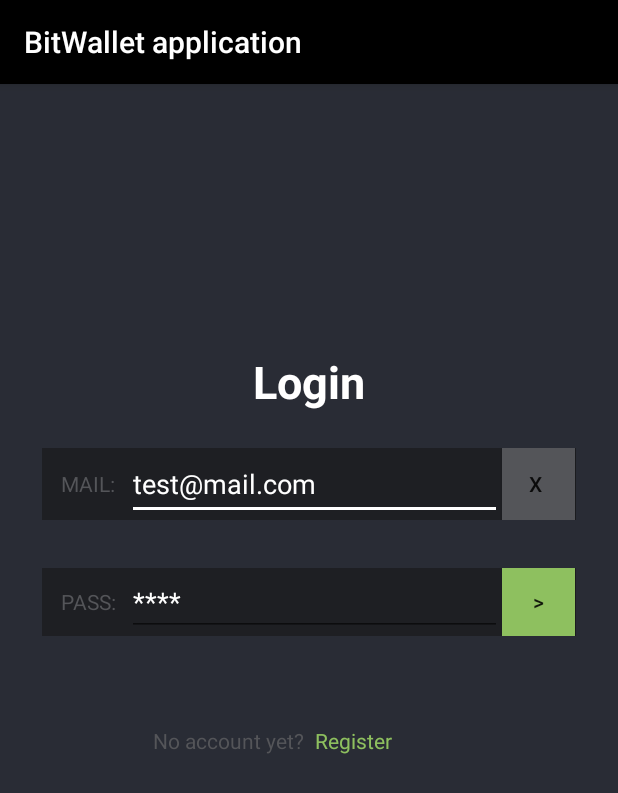
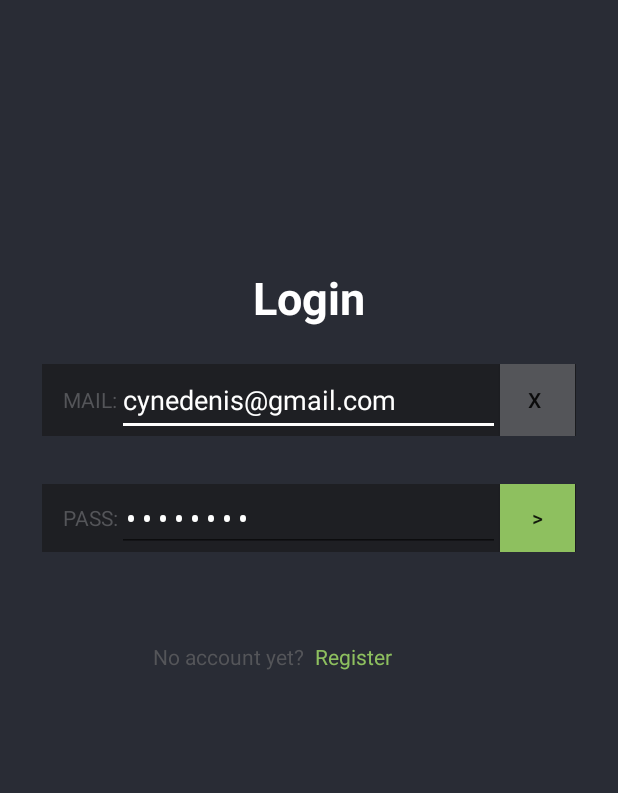
Before and after one commit to Cyned/BitWallet, an Android app: the Login screen opened directly, with no data from a screen before it, on a phone screen of 412 x 824 dp. Shown: the top 793 px of the screen. Run offline under Robolectric (Android 15) with nearby library versions, the phone set to English and light mode, and no system bars; our stand-ins replace Firebase (no records; nobody signed in at launch, a user with empty details on screens opened directly).

Commit message:
finish auth

```diff
--- a/app/src/main/java/com/example/bitwallet/Login.kt
+++ b/app/src/main/java/com/example/bitwallet/Login.kt
@@ -1,7 +1,7 @@
 package com.example.bitwallet
 
+import android.app.Activity
 import android.content.Intent
-import android.support.v7.app.AppCompatActivity
 import android.os.Bundle
 import android.view.View
 import android.widget.Button
@@ -9,13 +9,13 @@ import android.widget.EditText
 import android.widget.TextView
 import android.widget.Toast
 import com.google.android.gms.tasks.OnCompleteListener
-import com.google.firebase.FirebaseApp
 import com.google.firebase.auth.AuthResult
 import com.google.firebase.auth.FirebaseAuth
+import kotlinx.android.synthetic.main.activity_login.*
 
-class Login : AppCompatActivity() {
+class Login : Activity() {
 
-//    private var mAuth: FirebaseAuth? = null
+    val mAuth = FirebaseAuth.getInstance()
 
     override fun onCreate(savedInstanceState: Bundle?) {
         super.onCreate(savedInstanceState)
@@ -26,20 +26,24 @@ class Login : AppCompatActivity() {
             view -> login()
         })
 
-        val registerBtn = findViewById<View>(R.id.register) as TextView
+        val registerBtn = findViewById<View>(R.id.registerBtn) as TextView
         registerBtn.setOnClickListener(View.OnClickListener {
-                view -> register()
+            view -> register()
+        })
+
+        val mailBtn = findViewById<View>(R.id.mailBtn) as Button
+        val mailEditText = findViewById<View>(R.id.mailInput) as EditText
+        mailBtn.setOnClickListener(View.OnClickListener {
+            view -> editTextClean(mailEditText)
         })
     }
 
     private fun login () {
         val emailTxt = findViewById<View>(R.id.mailInput) as EditText
         val passwordTxt = findViewById<View>(R.id.passInput) as EditText
-        var email = emailTxt.text.toString()
-        var password = passwordTxt.text.toString()
+        val email = emailTxt.text.toString()
+        val password = passwordTxt.text.toString()
 
-        FirebaseApp.initializeApp(this)
-        val mAuth = FirebaseAuth.getInstance()
 
         if (!email.isEmpty() && !password.isEmpty()) {
             mAuth.signInWithEmailAndPassword(email, password).addOnCompleteListener(this, OnCompleteListener<AuthResult> { task ->
@@ -56,7 +60,11 @@ class Login : AppCompatActivity() {
     }
 
     private fun register() {
-        startActivity(Intent(this, Register ::class.java))
+        startActivity(Intent(this, Register::class.java))
+    }
+
+    private fun editTextClean(editText: EditText){
+        editText.text.clear()
     }
 
 }
--- a/app/src/main/res/layout/activity_login.xml
+++ b/app/src/main/res/layout/activity_login.xml
@@ -5,94 +5,139 @@
 		xmlns:app="http://schemas.android.com/apk/res-auto"
 		android:layout_width="match_parent"
 		android:layout_height="match_parent"
-		tools:context=".Login" android:background="@color/mainBackground">
+		tools:context=".Login"
+		android:background="@color/mainBackground">
 
 	<LinearLayout
 			android:orientation="vertical"
 			android:layout_width="0dp"
 			android:layout_height="wrap_content"
-			app:layout_constraintStart_toStartOf="parent" android:layout_marginLeft="8dp"
-			android:layout_marginStart="8dp" app:layout_constraintEnd_toEndOf="parent" android:layout_marginEnd="8dp"
-			android:layout_marginRight="8dp" android:layout_marginTop="150dp" app:layout_constraintTop_toTopOf="parent"
-			android:id="@+id/loginHead" android:padding="20dp">
+			app:layout_constraintStart_toStartOf="parent"
+			android:layout_marginLeft="8dp"
+			android:layout_marginStart="8dp"
+			app:layout_constraintEnd_toEndOf="parent"
+			android:layout_marginEnd="8dp"
+			android:layout_marginRight="8dp"
+			android:layout_marginTop="150dp"
+			app:layout_constraintTop_toTopOf="parent"
+			android:id="@+id/loginHead"
+			android:padding="20dp">
 		<TextView
-				android:text="Login"
+				android:text="@string/Login"
 				android:layout_width="match_parent"
-				android:layout_height="match_parent" tools:layout_editor_absoluteY="1dp"
-				tools:layout_editor_absoluteX="176dp" android:id="@+id/titleLogin"
-				android:textColor="@color/colorAccent" android:textStyle="bold" android:textSize="30sp"
-				android:gravity="center|center_vertical" android:padding="8dp"/>
+				android:layout_height="match_parent"
+				tools:layout_editor_absoluteY="1dp"
+				tools:layout_editor_absoluteX="176dp"
+				android:id="@+id/titleLogin"
+				android:textColor="@color/colorAccent"
+				android:textStyle="bold"
+				android:textSize="30sp"
+				android:gravity="center|center_vertical"
+				android:padding="8dp"/>
 		<LinearLayout
 				android:orientation="horizontal"
 				android:layout_width="match_parent"
 				android:layout_height="match_parent"
-				android:background="@color/authInput" android:id="@+id/mailLayout"
-				android:layout_marginBottom="16dp" android:layout_marginTop="16dp">
+				android:background="@color/authInput"
+				android:id="@+id/mailLayout"
+				android:layout_marginBottom="16dp"
+				android:layout_marginTop="16dp">
 			<TextView
-					android:text="MAIL:"
-					android:layout_height="match_parent" android:id="@+id/mailText" android:layout_weight="0.15"
+					android:text="@string/mailUpper"
+					android:layout_height="match_parent"
+					android:id="@+id/mailText"
+					android:layout_weight="0.15"
 					android:textColor="@color/authComments"
-					android:gravity="right|center_vertical" android:layout_marginRight="8dp"
-					android:layout_width="0dp"/>
+					android:gravity="end|center_vertical"
+					android:layout_width="0dp"
+			/>
 			<EditText
 					android:layout_height="match_parent"
-					android:inputType="textPersonName"
-					android:text="test@mail.com"
+					android:text="cynedenis@gmail.com"
 					android:ems="10"
-					android:id="@+id/mailInput" android:layout_weight="0.7"
-					android:textColor="@color/colorAccent" android:layout_width="20dp"/>
+					android:id="@+id/mailInput"
+					android:layout_weight="0.7"
+					android:textColor="@color/colorAccent"
+					android:layout_width="20dp" android:inputType="textWebEmailAddress|textEmailAddress"
+					android:visibility="visible" android:paddingLeft="4dp" android:paddingRight="4dp"/>
 			<Button
 					android:text="x "
 					android:layout_width="0dp"
-					android:layout_height="match_parent" android:id="@+id/mailBtn" android:layout_weight="0.15"
-					android:padding="4dp" android:background="@color/authComments"/>
+					android:layout_height="match_parent"
+					android:id="@+id/mailBtn"
+					android:layout_weight="0.15"
+					android:padding="4dp"
+					android:background="@color/authComments" android:visibility="visible"/>
 		</LinearLayout>
 		<LinearLayout
 				android:orientation="horizontal"
 				android:layout_width="match_parent"
-				android:layout_height="match_parent" android:layout_marginBottom="16dp"
-				android:layout_marginTop="16dp" android:id="@+id/passLayout" android:background="@color/authInput">
+				android:layout_height="match_parent"
+				android:layout_marginBottom="16dp"
+				android:layout_marginTop="16dp"
+				android:id="@+id/passLayout"
+				android:background="@color/authInput">
 			<TextView
-					android:text="PASS:"
-					android:layout_height="match_parent" android:layout_weight="0.15"
-					android:textColor="@color/authComments" android:gravity="center_vertical|end"
-					android:layout_marginRight="8dp" android:layout_width="0dp" android:id="@+id/passText"/>
+					android:text="@string/passUpper"
+					android:layout_height="match_parent"
+					android:layout_weight="0.15"
+					android:textColor="@color/authComments"
+					android:gravity="center_vertical|end"
+					android:layout_width="0dp"
+					android:id="@+id/passText"/>
 			<EditText
 					android:layout_height="wrap_content"
-					android:inputType="textPersonName"
-					android:text="****"
+					android:inputType="textPassword|textWebPassword"
+					android:text="12345678"
 					android:ems="10"
-					android:id="@+id/passInput" android:layout_weight="0.7" android:textColor="@color/colorAccent"
-					android:layout_width="20dp"/>
+					android:id="@+id/passInput"
+					android:layout_weight="0.7"
+					android:textColor="@color/colorAccent"
+					android:layout_width="20dp"
+					android:password="true" android:paddingLeft="4dp" android:paddingRight="4dp"/>
 			<Button
 					android:text=">"
 					android:layout_width="0dp"
-					android:layout_height="match_parent" android:id="@+id/login" android:layout_weight="0.15"
+					android:layout_height="match_parent"
+					android:id="@+id/login"
+					android:layout_weight="0.15"
 					android:background="@color/authHint"/>
 		</LinearLayout>
 	</LinearLayout>
 	<LinearLayout
 			android:orientation="horizontal"
 			android:layout_width="0dp"
-			android:layout_height="51dp" android:id="@+id/Register"
-			app:layout_constraintTop_toBottomOf="@+id/loginHead" app:layout_constraintEnd_toEndOf="parent"
+			android:layout_height="51dp"
+			android:id="@+id/Register"
+			app:layout_constraintTop_toBottomOf="@+id/loginHead"
+			app:layout_constraintEnd_toEndOf="parent"
 			android:layout_marginEnd="8dp"
 			app:layout_constraintStart_toStartOf="parent"
-			android:paddingLeft="8dp" android:paddingRight="8dp"
+			android:paddingLeft="8dp"
+			android:paddingRight="8dp"
 			android:layout_margin="8dp"
 			android:layout_marginRight="8dp">
 		<TextView
-				android:text="No account yet?"
+				android:text="@string/noAcc"
 				android:layout_width="0dp"
-				android:layout_height="match_parent" android:id="@+id/registerText" android:layout_weight="0.5"
-				android:textColor="@color/authComments" android:layout_gravity="center"
-				android:gravity="center_vertical|end" android:layout_marginRight="4dp"/>
+				android:layout_height="match_parent"
+				android:id="@+id/registerText"
+				android:layout_weight="0.5"
+				android:textColor="@color/authComments"
+				android:layout_gravity="center"
+				android:gravity="center_vertical|end"
+				android:paddingLeft="4dp"
+				android:paddingRight="4dp"/>
 		<TextView
-				android:text="Register"
+				android:text="@string/Register"
 				android:layout_width="0dp"
-				android:layout_height="match_parent" android:layout_weight="0.5"
+				android:layout_height="match_parent"
+				android:layout_weight="0.5"
 				android:textColor="@color/authHint"
-				android:layout_gravity="center" android:gravity="left|center_vertical" android:layout_marginLeft="4dp"
-				android:id="@+id/registerBtn"/>
+				android:layout_gravity="center"
+				android:gravity="start|center_vertical"
+				android:id="@+id/registerBtn"
+				android:paddingLeft="4dp"
+				android:paddingRight="4dp"/>
 	</LinearLayout>
 </android.support.constraint.ConstraintLayout>
--- a/app/src/main/res/values/strings.xml
+++ b/app/src/main/res/values/strings.xml
@@ -1,4 +1,17 @@
 <resources>
 	<string name="app_name">BitWallet application</string>
 	<string name="author">Denis</string>
+
+	<string name="Register">Register</string>
+	<string name="Login">Login</string>
+	<string name="RegisterUnder"><u>Register</u></string>
+	<string name="LoginUnder"><u>Login</u></string>
+	<string name="register"><u>register</u></string>
+	<string name="login"><u>login</u></string>
+
+	<string name="mailUpper">MAIL:</string>
+	<string name="passUpper">PASS:</string>
+	<string name="haveAcc">Already have an account?</string>
+	<string name="noAcc">No account yet?</string>
+
 </resources>
--- a/app/src/main/res/values/stringsLogin.xml
+++ /dev/null
@@ -1,4 +0,0 @@
-<?xml version="1.0" encoding="utf-8"?>
-<resources>
-	<string name="register"><u>Register</u></string>
-</resources>
```
Also changed, not shown: app/src/main/AndroidManifest.xml (+6 -6 lines), app/src/main/java/com/example/bitwallet/MainActivity.kt (+4 -4 lines), app/src/main/java/com/example/bitwallet/Register.kt (+33 -22 lines), app/src/main/java/com/example/bitwallet/Timeline.kt (+16 -21 lines), app/src/main/res/layout/activity_main.xml (+7 -7 lines), app/src/main/res/layout/activity_register.xml (+108 -53 lines), app/src/main/res/layout/activity_timeline.xml (+13 -4 lines).
